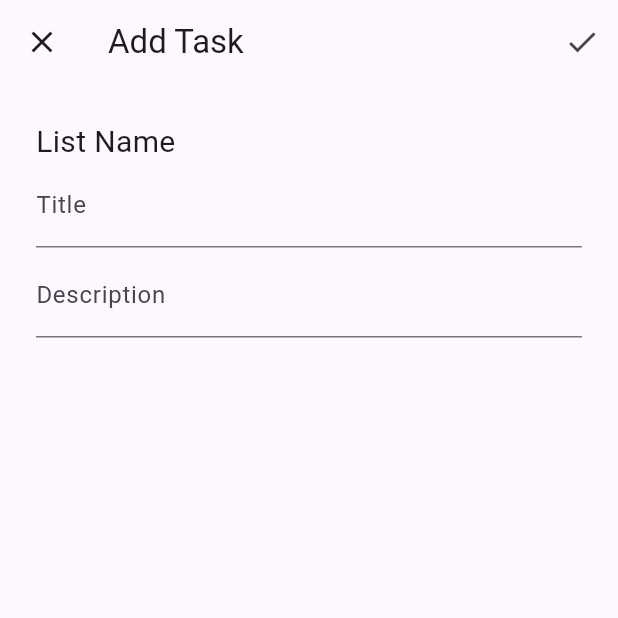
After one commit to prateekthakur272/do_it, a Flutter app: the AddTaskScreen screen opened directly, on a phone screen of 412 x 824 dp, the top half of it. The commit adds this screen. Run offline on Flutter 3.47's test engine with Material 2 defaults, Android fonts, the phone set to English and light mode, and no system bars.

Commit message:
add task screen

```diff
--- a/lib/main.dart
+++ b/lib/main.dart
@@ -1,4 +1,4 @@
-import 'package:do_it/home_screen.dart';
+import 'package:do_it/screens/home_screen.dart';
 import 'package:do_it/themes.dart';
 import 'package:flutter/material.dart';
 import 'package:provider/provider.dart';
--- /dev/null
+++ b/lib/screens/add_task_screen.dart
@@ -0,0 +1,50 @@
+import 'package:flutter/material.dart';
+
+class AddTaskScreen extends StatefulWidget {
+  const AddTaskScreen({super.key});
+
+  @override
+  State<AddTaskScreen> createState() => _AddTaskScreenState();
+}
+
+class _AddTaskScreenState extends State<AddTaskScreen> {
+  final title = TextEditingController();
+  final description = TextEditingController();
+  @override
+  Widget build(BuildContext context) {
+    return Scaffold(
+      appBar: AppBar(
+        title: const Text('Add Task'),
+        leading: IconButton(
+          icon: const Icon(Icons.close),
+          onPressed: () {
+            Navigator.pop(context);
+          },
+        ),
+        actions: [
+          IconButton(onPressed: (){}, icon: const Icon(Icons.done))
+        ],
+      ),
+      body: ListView(
+        padding: const EdgeInsets.all(24),
+        children: [
+          const Text('List Name',
+              style: TextStyle(
+                fontSize: 20,
+              )),
+          TextField(
+            controller: title,
+            decoration: const InputDecoration(label: Text('Title')),
+          ),
+          const SizedBox(
+            height: 4,
+          ),
+          TextField(
+            controller: description,
+            decoration: const InputDecoration(label: Text('Description')),
+          ),
+        ],
+      ),
+    );
+  }
+}
--- a/lib/home_screen.dart
+++ b/lib/screens/home_screen.dart
@@ -1,4 +1,5 @@
-import 'package:do_it/settings_screen.dart';
+import 'package:do_it/screens/add_task_screen.dart';
+import 'package:do_it/screens/settings_screen.dart';
 import 'package:flutter/material.dart';
 
 class HomeScreen extends StatefulWidget {
@@ -64,7 +65,10 @@ class _HomeScreenState extends State<HomeScreen> {
         ],
       ),
       floatingActionButton: FloatingActionButton(
-        onPressed: () {},
+        onPressed: () {
+          Navigator.push(context,
+              MaterialPageRoute(builder: (context) => const AddTaskScreen()));
+        },
         child: const Icon(Icons.add),
       ),
       drawer: NavigationDrawer(
@@ -83,6 +87,11 @@ class _HomeScreenState extends State<HomeScreen> {
           ))),
           ListTile(
             onTap: () {},
+            // leading: const Icon(Icons),
+            title: const Text('Today'),
+          ),
+          ListTile(
+            onTap: () {},
             leading: const Icon(Icons.add),
             title: const Text('Create List'),
           ),
```
Also changed, not shown: lib/screens/settings_screen.dart (renamed from lib/settings_screen.dart).
